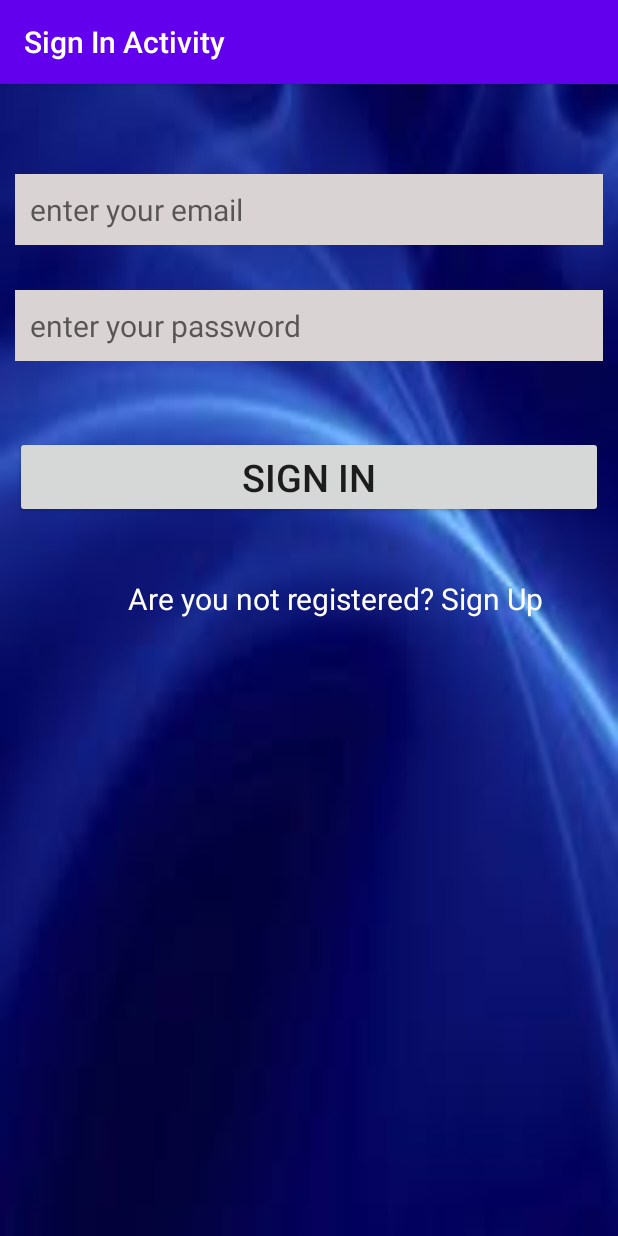
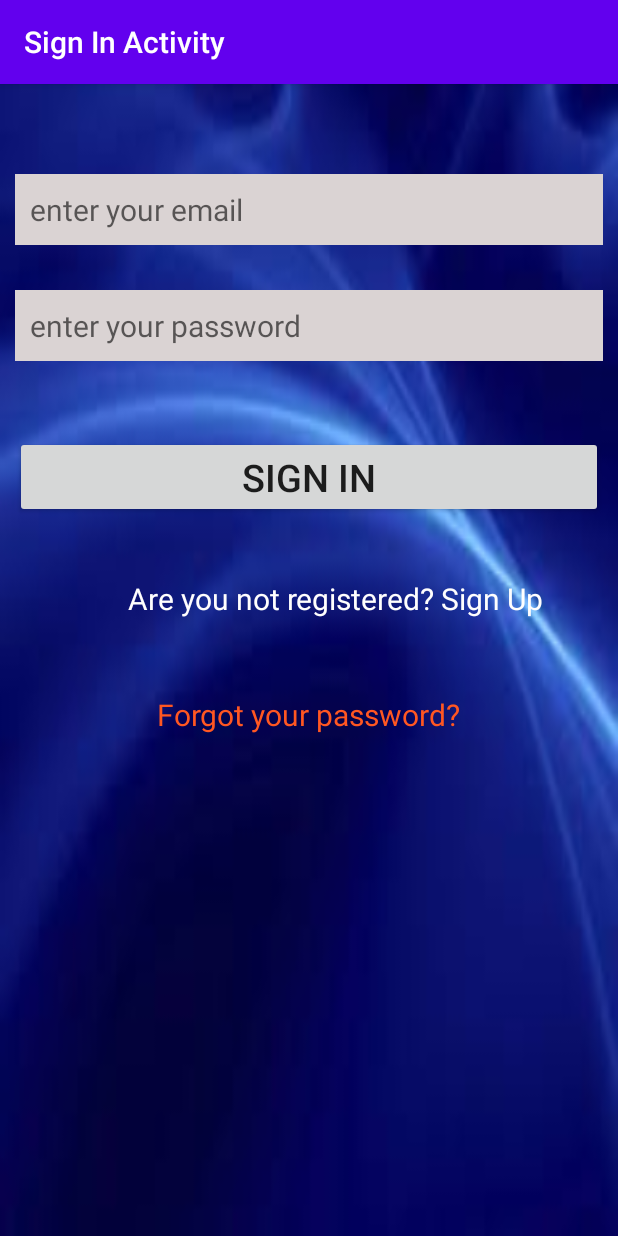
Before and after one commit to Abdullah272056/SignUpAndSignInWithFirebase, an Android app: the screen it shows after launch (MainActivity), on a phone screen of 412 x 824 dp. Run offline under Robolectric (Android 15) with nearby library versions, the phone set to English and light mode, and no system bars; our stand-ins replace Firebase (no records; nobody signed in at launch, a user with empty details on screens opened directly).

Commit message:
activity_main.xml file's resetTextView design

```diff
--- a/app/src/main/res/layout/activity_main.xml
+++ b/app/src/main/res/layout/activity_main.xml
@@ -48,6 +48,20 @@
         android:padding="10dp"
         android:layout_width="wrap_content"
         android:layout_height="wrap_content"/>
+
+    <TextView
+        android:text="Forgot your password?"
+        android:textColor="#FF5722"
+        android:layout_gravity="center"
+        android:layout_marginTop="30dp"
+        android:id="@+id/resetPasswordTextViewId"
+        android:textSize="20sp"
+        android:padding="10dp"
+        android:layout_width="wrap_content"
+        android:layout_height="wrap_content"/>
+
+
+
     <ProgressBar
         android:visibility="gone"
         android:layout_marginTop="50dp"
```
